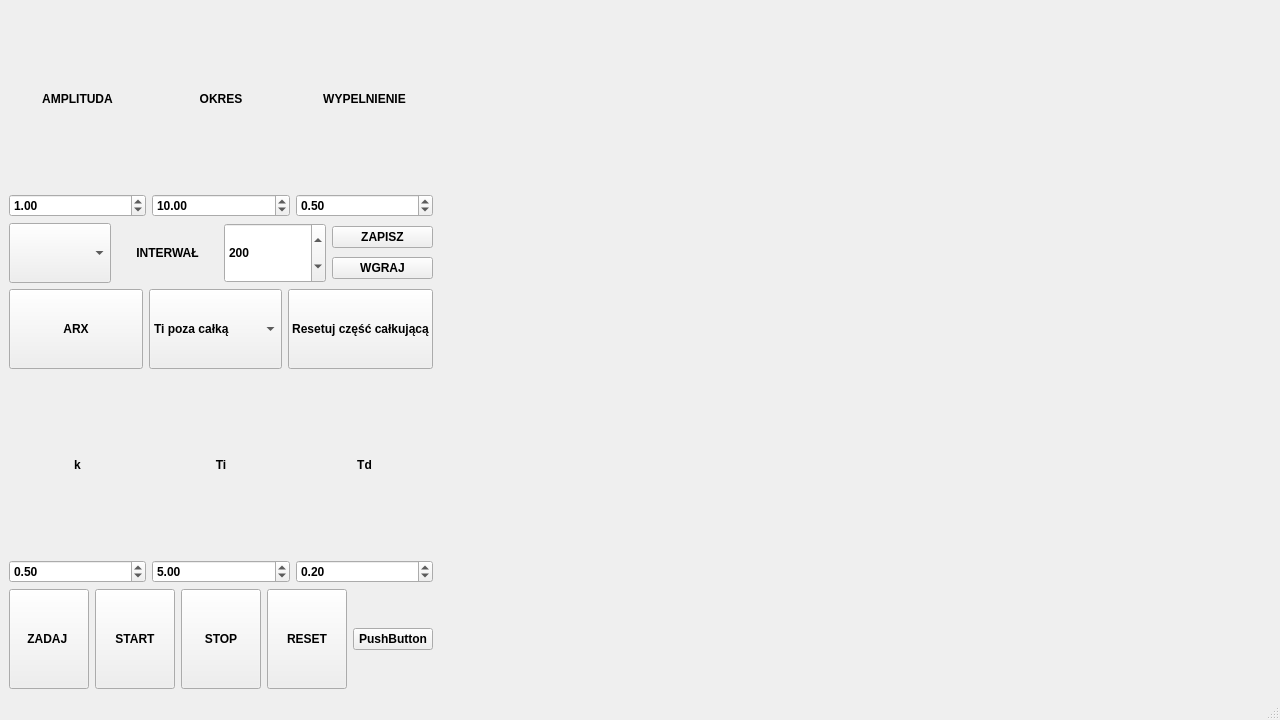
This is mainwindow.ui in BartWoj28/SUAR_po_wymianie as Qt 5 draws it before an edit. The edited form follows.
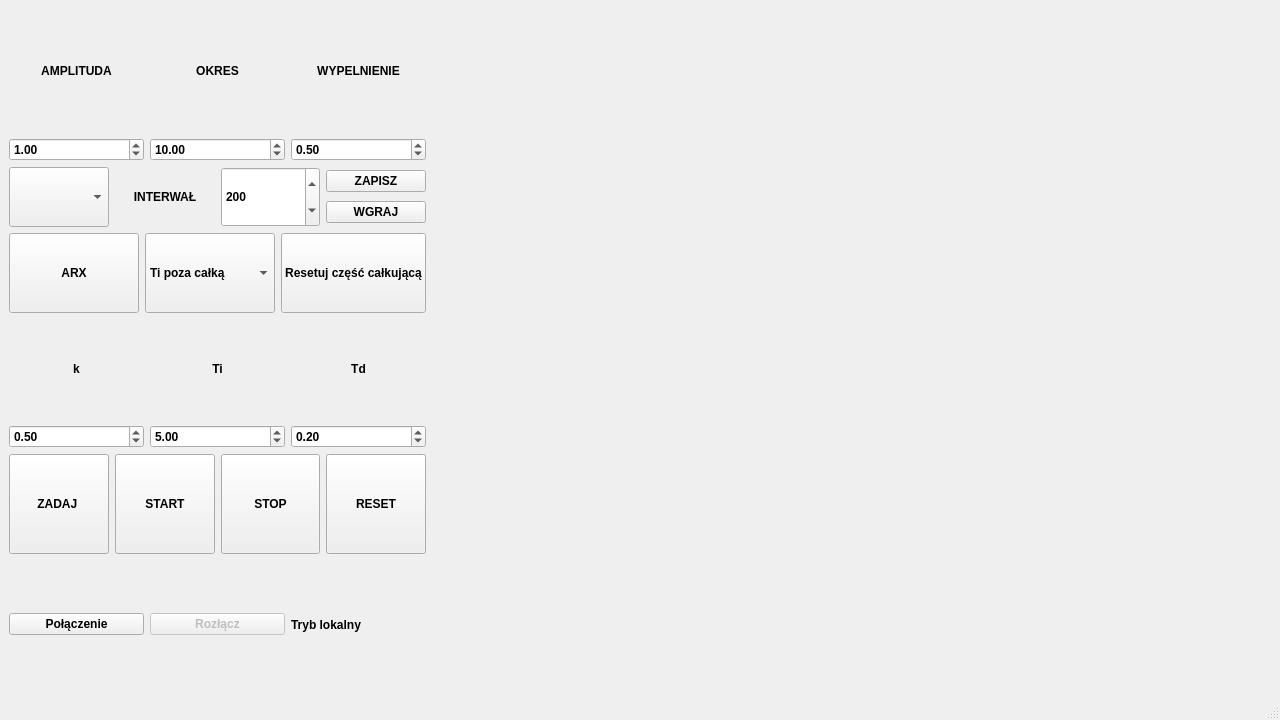
This is the edited form.

Diff of the .ui file:
```diff
--- a/mainwindow.ui
+++ b/mainwindow.ui
@@ -39,7 +39,7 @@
   </property>
   <widget class="QWidget" name="centralwidget">
    <layout class="QGridLayout" name="gridLayout">
-    <item row="0" column="1" rowspan="3" colspan="2">
+    <item row="0" column="2" rowspan="3" colspan="2">
      <layout class="QVBoxLayout" name="verticalLayout">
       <property name="sizeConstraint">
        <enum>QLayout::SetDefaultConstraint</enum>
@@ -170,76 +170,57 @@
       </item>
      </layout>
     </item>
-    <item row="4" column="0">
-     <layout class="QHBoxLayout" name="horizontalLayout" stretch="0,0,0,0,0">
+    <item row="3" column="2" rowspan="3">
+     <layout class="QVBoxLayout" name="verticalLayoutPID"/>
+    </item>
+    <item row="3" column="3" rowspan="3">
+     <layout class="QVBoxLayout" name="verticalLayoutUchyb"/>
+    </item>
+    <item row="2" column="0">
+     <layout class="QHBoxLayout" name="horizontalLayout_2">
       <item>
-       <widget class="QPushButton" name="startButton">
+       <widget class="QPushButton" name="pushButtonARX">
         <property name="minimumSize">
          <size>
           <width>0</width>
-          <height>100</height>
+          <height>80</height>
          </size>
         </property>
-        <property name="autoFillBackground">
-         <bool>true</bool>
-        </property>
         <property name="text">
-         <string>ZADAJ </string>
+         <string>ARX</string>
         </property>
        </widget>
       </item>
       <item>
-       <widget class="QPushButton" name="wznowButton">
+       <widget class="QComboBox" name="comboBoxSposobCalkowania">
         <property name="minimumSize">
          <size>
           <width>0</width>
-          <height>100</height>
+          <height>80</height>
          </size>
         </property>
-        <property name="autoFillBackground">
-         <bool>true</bool>
-        </property>
-        <property name="text">
-         <string>START</string>
-        </property>
+        <item>
+         <property name="text">
+          <string>Ti poza całką</string>
+         </property>
+        </item>
+        <item>
+         <property name="text">
+          <string>Ti pod całką</string>
+         </property>
+        </item>
        </widget>
       </item>
       <item>
-       <widget class="QPushButton" name="stopButton">
+       <widget class="QPushButton" name="pushButtonResetCalka">
         <property name="minimumSize">
          <size>
           <width>0</width>
-          <height>100</height>
+          <height>80</height>
          </size>
         </property>
-        <property name="autoFillBackground">
-         <bool>true</bool>
-        </property>
         <property name="text">
-         <string>STOP</string>
-        </property>
-       </widget>
-      </item>
-      <item>
-       <widget class="QPushButton" name="resetButton">
-        <property name="minimumSize">
-         <size>
-          <width>0</width>
-          <height>100</height>
-         </size>
-        </property>
-        <property name="autoFillBackground">
-         <bool>true</bool>
-        </property>
-        <property name="text">
-         <string>RESET</string>
-        </property>
-       </widget>
-      </item>
-      <item>
-       <widget class="QPushButton" name="pushButton">
-        <property name="text">
-         <string>PushButton</string>
+         <string>Resetuj część całkującą</string>
         </property>
        </widget>
       </item>
@@ -381,9 +362,6 @@
       </item>
      </layout>
     </item>
-    <item row="3" column="2" rowspan="2">
-     <layout class="QVBoxLayout" name="verticalLayoutUchyb"/>
-    </item>
     <item row="1" column="0">
      <layout class="QGridLayout" name="gridLayout_5">
       <property name="sizeConstraint">
@@ -466,58 +444,101 @@
       </item>
      </layout>
     </item>
-    <item row="2" column="0">
-     <layout class="QHBoxLayout" name="horizontalLayout_2">
+    <item row="4" column="0">
+     <layout class="QHBoxLayout" name="horizontalLayout">
       <item>
-       <widget class="QPushButton" name="pushButtonARX">
+       <widget class="QPushButton" name="startButton">
         <property name="minimumSize">
          <size>
           <width>0</width>
-          <height>80</height>
+          <height>100</height>
          </size>
         </property>
+        <property name="autoFillBackground">
+         <bool>true</bool>
+        </property>
         <property name="text">
-         <string>ARX</string>
+         <string>ZADAJ </string>
         </property>
        </widget>
       </item>
       <item>
-       <widget class="QComboBox" name="comboBoxSposobCalkowania">
+       <widget class="QPushButton" name="wznowButton">
         <property name="minimumSize">
          <size>
           <width>0</width>
-          <height>80</height>
+          <height>100</height>
          </size>
         </property>
-        <item>
-         <property name="text">
-          <string>Ti poza całką</string>
-         </property>
-        </item>
-        <item>
-         <property name="text">
-          <string>Ti pod całką</string>
-         </property>
-        </item>
+        <property name="autoFillBackground">
+         <bool>true</bool>
+        </property>
+        <property name="text">
+         <string>START</string>
+        </property>
        </widget>
       </item>
       <item>
-       <widget class="QPushButton" name="pushButtonResetCalka">
+       <widget class="QPushButton" name="stopButton">
         <property name="minimumSize">
          <size>
           <width>0</width>
-          <height>80</height>
+          <height>100</height>
          </size>
         </property>
+        <property name="autoFillBackground">
+         <bool>true</bool>
+        </property>
         <property name="text">
-         <string>Resetuj część całkującą</string>
+         <string>STOP</string>
+        </property>
+       </widget>
+      </item>
+      <item>
+       <widget class="QPushButton" name="resetButton">
+        <property name="minimumSize">
+         <size>
+          <width>0</width>
+          <height>100</height>
+         </size>
+        </property>
+        <property name="autoFillBackground">
+         <bool>true</bool>
+        </property>
+        <property name="text">
+         <string>RESET</string>
         </property>
        </widget>
       </item>
      </layout>
     </item>
-    <item row="3" column="1" rowspan="2">
-     <layout class="QVBoxLayout" name="verticalLayoutPID"/>
+    <item row="5" column="0">
+     <layout class="QHBoxLayout" name="horizontalLayout_3">
+      <item>
+       <widget class="QPushButton" name="btnPolaczenie">
+        <property name="text">
+         <string>Połączenie</string>
+        </property>
+       </widget>
+      </item>
+      <item>
+       <widget class="QPushButton" name="btnRozlacz">
+        <property name="enabled">
+         <bool>false</bool>
+        </property>
+        <property name="text">
+         <string>Rozłącz</string>
+        </property>
+       </widget>
+      </item>
+      <item>
+       <widget class="QLabel" name="lblStatus">
+        <property name="text">
+         <string>Tryb lokalny</string>
+        </property>
+       </widget>
+      </item>
+     </layout>
     </item>
    </layout>
   </widget>
```
